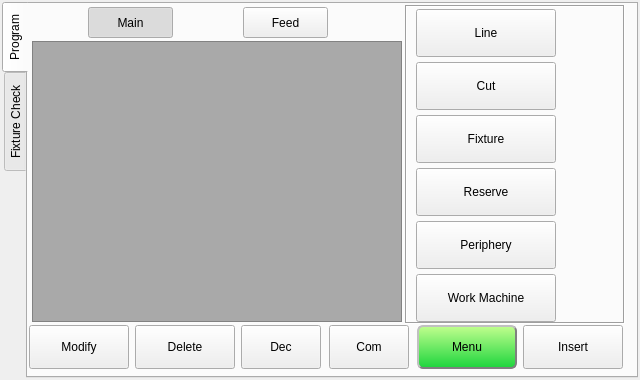
Qt form hcinstruction/ichcinstructionpageframe.ui (GaussCheng/2-5AxisPunch) before a commit.
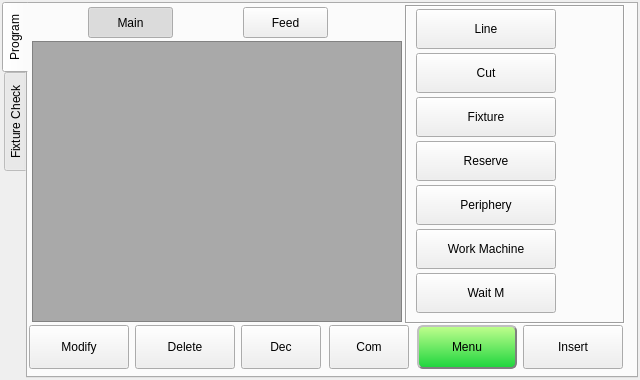
The same form after that commit. Icons and pictures are not drawn.

```diff
--- a/hcinstruction/ichcinstructionpageframe.ui
+++ b/hcinstruction/ichcinstructionpageframe.ui
@@ -283,6 +283,9 @@
      </property>
      <widget class="QWidget" name="actionSelectPage">
       <layout class="QVBoxLayout" name="verticalLayout_3">
+       <property name="spacing">
+        <number>4</number>
+       </property>
        <property name="topMargin">
         <number>2</number>
        </property>
@@ -300,13 +303,13 @@
          <property name="minimumSize">
           <size>
            <width>140</width>
-           <height>48</height>
+           <height>40</height>
           </size>
          </property>
          <property name="maximumSize">
           <size>
            <width>140</width>
-           <height>48</height>
+           <height>40</height>
           </size>
          </property>
          <property name="text">
@@ -338,13 +341,13 @@
          <property name="minimumSize">
           <size>
            <width>140</width>
-           <height>48</height>
+           <height>40</height>
           </size>
          </property>
          <property name="maximumSize">
           <size>
            <width>140</width>
-           <height>48</height>
+           <height>40</height>
           </size>
          </property>
          <property name="text">
@@ -376,13 +379,13 @@
          <property name="minimumSize">
           <size>
            <width>140</width>
-           <height>48</height>
+           <height>40</height>
           </size>
          </property>
          <property name="maximumSize">
           <size>
            <width>140</width>
-           <height>48</height>
+           <height>40</height>
           </size>
          </property>
          <property name="text">
@@ -414,13 +417,13 @@
          <property name="minimumSize">
           <size>
            <width>140</width>
-           <height>48</height>
+           <height>40</height>
           </size>
          </property>
          <property name="maximumSize">
           <size>
            <width>140</width>
-           <height>48</height>
+           <height>40</height>
           </size>
          </property>
          <property name="text">
@@ -452,13 +455,13 @@
          <property name="minimumSize">
           <size>
            <width>140</width>
-           <height>48</height>
+           <height>40</height>
           </size>
          </property>
          <property name="maximumSize">
           <size>
            <width>140</width>
-           <height>48</height>
+           <height>40</height>
           </size>
          </property>
          <property name="text">
@@ -490,13 +493,13 @@
          <property name="minimumSize">
           <size>
            <width>140</width>
-           <height>48</height>
+           <height>40</height>
           </size>
          </property>
          <property name="maximumSize">
           <size>
            <width>140</width>
-           <height>48</height>
+           <height>40</height>
           </size>
          </property>
          <property name="text">
@@ -517,6 +520,44 @@
          </property>
         </widget>
        </item>
+       <item>
+        <widget class="QToolButton" name="waitMButton">
+         <property name="sizePolicy">
+          <sizepolicy hsizetype="Preferred" vsizetype="Preferred">
+           <horstretch>0</horstretch>
+           <verstretch>0</verstretch>
+          </sizepolicy>
+         </property>
+         <property name="minimumSize">
+          <size>
+           <width>140</width>
+           <height>40</height>
+          </size>
+         </property>
+         <property name="maximumSize">
+          <size>
+           <width>140</width>
+           <height>40</height>
+          </size>
+         </property>
+         <property name="text">
+          <string>Wait M</string>
+         </property>
+         <property name="icon">
+          <iconset resource="../resource.qrc">
+           <normaloff>:/resource/stepInto.png</normaloff>:/resource/stepInto.png</iconset>
+         </property>
+         <property name="iconSize">
+          <size>
+           <width>32</width>
+           <height>32</height>
+          </size>
+         </property>
+         <property name="toolButtonStyle">
+          <enum>Qt::ToolButtonTextBesideIcon</enum>
+         </property>
+        </widget>
+       </item>
       </layout>
      </widget>
     </widget>
```
Left out of the diff: 4 changed lines with no effect on the pictures.
